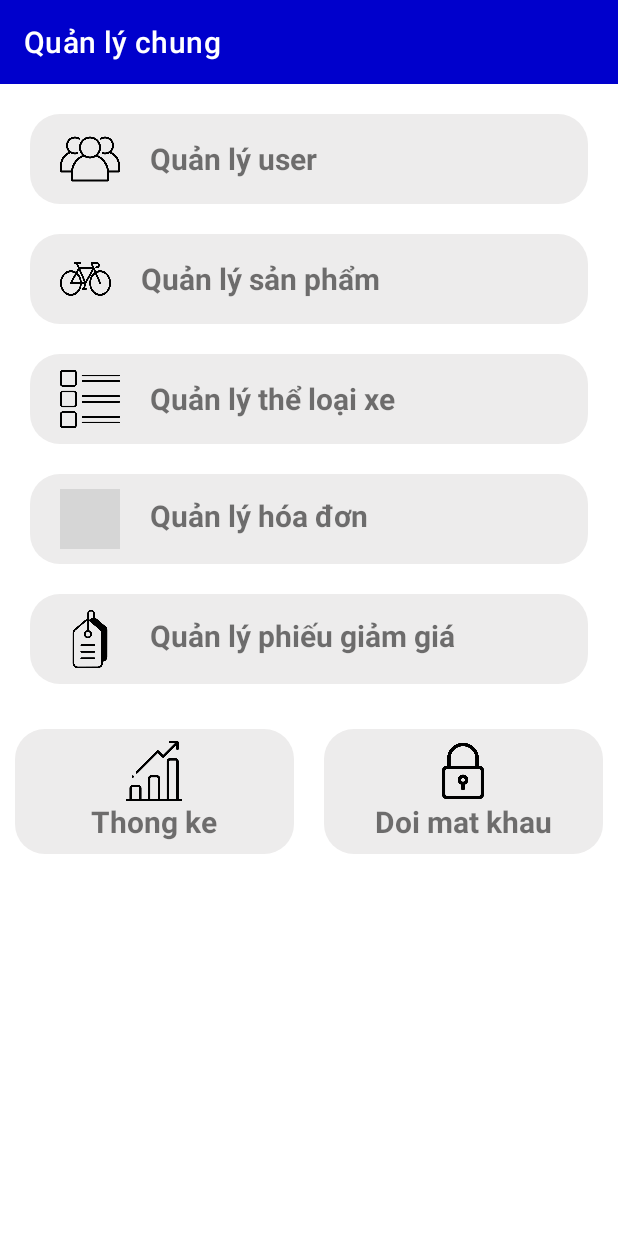
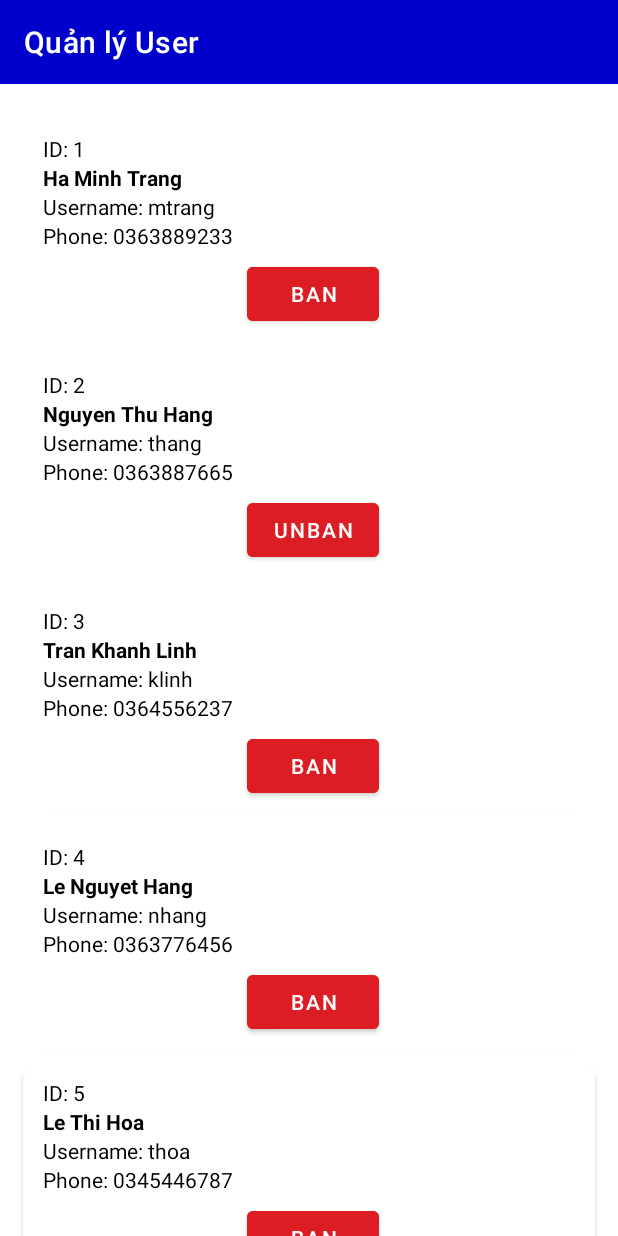
Before and after one commit to mtrangcp/UngdungBanXedap, an Android app: the AdminActivity screen opened directly, with no data from a screen before it, after a tap on "Quản lý user", on a phone screen of 412 x 824 dp. Run offline under Robolectric (Android 15) with nearby library versions, the phone set to English and light mode, and no system bars; grey boxes are pictures that could not be loaded.

Commit message:
crud_discount

```diff
--- a/app/src/main/AndroidManifest.xml
+++ b/app/src/main/AndroidManifest.xml
@@ -82,14 +82,16 @@
         </activity>
         <activity
             android:name=".chao.LoginActivity"
-            android:exported="false">
+            android:exported="false"
+            android:noHistory="true">
             <meta-data
                 android:name="android.app.lib_name"
                 android:value="" />
         </activity>
         <activity
             android:name=".chao.ChaoActivity"
-            android:exported="true">
+            android:exported="true"
+            android:noHistory="true">
             <meta-data
                 android:name="android.app.lib_name"
                 android:value="" />
--- a/app/src/main/java/tranghtmph26263/fpoly/ungdungbanxedap/adapter/ProductAdapter.java
+++ b/app/src/main/java/tranghtmph26263/fpoly/ungdungbanxedap/adapter/ProductAdapter.java
@@ -8,6 +8,7 @@ import android.graphics.Bitmap;
 import android.graphics.BitmapFactory;
 import android.net.Uri;
 import android.provider.MediaStore;
+import android.util.Log;
 import android.view.LayoutInflater;
 import android.view.View;
 import android.view.ViewGroup;
@@ -54,9 +55,10 @@ public class ProductAdapter extends RecyclerView.Adapter<ProductAdapter.ProductV
     public void onBindViewHolder(@NonNull ProductViewHolder holder, int position) {
         dao = new ProductDAO(context);
         Product obj = arrayList.get(position);
+        Log.d("zzzzz", "onBindViewHolder: "+ obj.toString());
         int index = position;
         byte[] avatar = obj.getAvatar();
-        Toast.makeText(context, "avatar: "+ avatar, Toast.LENGTH_SHORT).show();
+
         if ( obj == null){
             return;
         }
--- /dev/null
+++ b/app/src/main/java/tranghtmph26263/fpoly/ungdungbanxedap/adapter/UserAdapter.java
@@ -0,0 +1,93 @@
+package tranghtmph26263.fpoly.ungdungbanxedap.adapter;
+
+import android.content.Context;
+import android.view.LayoutInflater;
+import android.view.View;
+import android.view.ViewGroup;
+import android.widget.Button;
+import android.widget.TextView;
+
+import androidx.annotation.NonNull;
+import androidx.recyclerview.widget.RecyclerView;
+
+import java.util.ArrayList;
+
+import tranghtmph26263.fpoly.ungdungbanxedap.R;
+import tranghtmph26263.fpoly.ungdungbanxedap.dao.UserDAO;
+import tranghtmph26263.fpoly.ungdungbanxedap.entity.Category;
+import tranghtmph26263.fpoly.ungdungbanxedap.entity.User;
+
+public class UserAdapter extends RecyclerView.Adapter<UserAdapter.UserViewHolder>{
+    private Context context;
+    private ArrayList<User> arrayList;
+    UserDAO dao;
+
+    public UserAdapter( Context context, UserDAO dao){
+        this.context = context;
+        this.dao = dao;
+    }
+
+    public void setData(ArrayList<User> arrayList){
+        this.arrayList = arrayList;
+        notifyDataSetChanged();
+    }
+
+    @NonNull
+    @Override
+    public UserViewHolder onCreateViewHolder(@NonNull ViewGroup parent, int viewType) {
+        View view = LayoutInflater.from(parent.getContext()).inflate(R.layout.layout_item_user, parent, false);
+        return new UserViewHolder(view);
+    }
+
+    @Override
+    public void onBindViewHolder(@NonNull UserViewHolder holder, int position) {
+        dao = new UserDAO(context);
+        User obj = arrayList.get(position);
+        int index = position;
+
+        if ( obj == null){
+            return;
+        }
+        holder.tv_id.setText("ID: "+obj.getId());
+        holder.tv_fullName.setText(obj.getFullname());
+        holder.tv_userName.setText("Username: "+obj.getUsername());
+        holder.tv_phone.setText("Phone: "+obj.getPhone());
+
+        if ( obj.getActive() == 1){
+            holder.btn_ban.setText("Ban");
+        }else{
+            holder.btn_ban.setText("Unban");
+        }
+
+        holder.btn_ban.setOnClickListener(new View.OnClickListener() {
+            @Override
+            public void onClick(View view) {
+
+            }
+        });
+
+    }
+
+    @Override
+    public int getItemCount() {
+        if ( arrayList != null){
+            return arrayList.size();
+        }
+        return 0;
+    }
+
+
+    public class UserViewHolder extends RecyclerView.ViewHolder{
+        TextView tv_fullName, tv_userName, tv_id, tv_phone;
+        Button btn_ban;
+
+        public UserViewHolder(@NonNull View itemView) {
+            super(itemView);
+            tv_id = itemView.findViewById(R.id.id_user);
+            tv_userName = itemView.findViewById(R.id.id_username);
+            tv_phone = itemView.findViewById(R.id.id_phone);
+            tv_fullName = itemView.findViewById(R.id.id_fullname);
+            btn_ban = itemView.findViewById(R.id.btn_ban_user);
+        }
+    }
+}
--- a/app/src/main/java/tranghtmph26263/fpoly/ungdungbanxedap/admin/AdminActivity.java
+++ b/app/src/main/java/tranghtmph26263/fpoly/ungdungbanxedap/admin/AdminActivity.java
@@ -1,5 +1,6 @@
 package tranghtmph26263.fpoly.ungdungbanxedap.admin;
 
+import androidx.activity.OnBackPressedCallback;
 import androidx.appcompat.app.AppCompatActivity;
 import tranghtmph26263.fpoly.ungdungbanxedap.R;
 
@@ -7,9 +8,13 @@ import android.content.Intent;
 import android.os.Bundle;
 import android.view.View;
 import android.widget.TextView;
+import android.widget.Toast;
 
 public class AdminActivity extends AppCompatActivity {
     TextView tv_qly_user, tv_qly_category, tv_qly_product, tv_qly_bill,tv_qly_discount, tv_qly_thongKe, tv_changePass;
+
+    private static final int BACK_PRESS_INTERVAL = 2000;
+    private long backPressTime = 0;
 
     @Override
     protected void onCreate(Bundle savedInstanceState) {
@@ -20,7 +25,7 @@ public class AdminActivity extends AppCompatActivity {
         tv_qly_user.setOnClickListener(new View.OnClickListener() {
             @Override
             public void onClick(View view) {
-
+                startActivity(new Intent(AdminActivity.this, UserActivity.class));
             }
         });
         tv_qly_category.setOnClickListener(new View.OnClickListener() {
--- a/app/src/main/java/tranghtmph26263/fpoly/ungdungbanxedap/admin/CategoryActivity.java
+++ b/app/src/main/java/tranghtmph26263/fpoly/ungdungbanxedap/admin/CategoryActivity.java
@@ -35,7 +35,6 @@ public class CategoryActivity extends AppCompatActivity {
 
         adapter = new CategoryAdapter(CategoryActivity.this, dao);
         dao = new CategoryDAO(this);
-
         arrayList = dao.selectAll();
         adapter.setData(arrayList);
         LinearLayoutManager linearLayoutManager = new LinearLayoutManager(this, RecyclerView.VERTICAL, false);
--- a/app/src/main/java/tranghtmph26263/fpoly/ungdungbanxedap/admin/DiscountActivity.java
+++ b/app/src/main/java/tranghtmph26263/fpoly/ungdungbanxedap/admin/DiscountActivity.java
@@ -5,6 +5,7 @@ import androidx.recyclerview.widget.LinearLayoutManager;
 import androidx.recyclerview.widget.RecyclerView;
 
 import android.os.Bundle;
+import android.util.Log;
 import android.view.View;
 
 import com.google.android.material.floatingactionbutton.FloatingActionButton;
@@ -36,6 +37,10 @@ public class DiscountActivity extends AppCompatActivity {
         dao = new DiscountDAO(this);
 
         arrayList = dao.selectAll();
+        int i;
+        for (  i =0; i< arrayList.size(); i++){
+            Log.d("zzzzz", "id : "+ arrayList.get(i).getId() + " \n");
+        }
         adapter.setData(arrayList);
         LinearLayoutManager manager = new LinearLayoutManager(this, RecyclerView.VERTICAL, false);
         recyclerView.setLayoutManager(manager);
--- a/app/src/main/java/tranghtmph26263/fpoly/ungdungbanxedap/admin/UserActivity.java
+++ b/app/src/main/java/tranghtmph26263/fpoly/ungdungbanxedap/admin/UserActivity.java
@@ -1,14 +1,41 @@
 package tranghtmph26263.fpoly.ungdungbanxedap.admin;
 
 import androidx.appcompat.app.AppCompatActivity;
+import androidx.recyclerview.widget.LinearLayoutManager;
+import androidx.recyclerview.widget.RecyclerView;
+
 import tranghtmph26263.fpoly.ungdungbanxedap.R;
+import tranghtmph26263.fpoly.ungdungbanxedap.adapter.UserAdapter;
+import tranghtmph26263.fpoly.ungdungbanxedap.dao.UserDAO;
+import tranghtmph26263.fpoly.ungdungbanxedap.entity.User;
+
 import android.os.Bundle;
 
+import com.google.android.material.floatingactionbutton.FloatingActionButton;
+
+import java.util.ArrayList;
+
 public class UserActivity extends AppCompatActivity {
+    UserAdapter adapter;
+    ArrayList<User>  arrayList = new ArrayList<User>();
+    RecyclerView recyclerView;
+    UserDAO dao;
 
     @Override
     protected void onCreate(Bundle savedInstanceState) {
         super.onCreate(savedInstanceState);
         setContentView(R.layout.activity_user);
+
+        recyclerView = findViewById(R.id.id_qly_user);
+        recyclerView.setHasFixedSize(true);
+
+        adapter = new UserAdapter(UserActivity.this, dao);
+        dao = new UserDAO(this);
+        arrayList = dao.selectAll();
+        adapter.setData(arrayList);
+        LinearLayoutManager manager = new LinearLayoutManager(this, RecyclerView.VERTICAL, false);
+        recyclerView.setLayoutManager(manager);
+        recyclerView.setAdapter(adapter);
+
     }
 }
--- a/app/src/main/java/tranghtmph26263/fpoly/ungdungbanxedap/chao/ChaoActivity.java
+++ b/app/src/main/java/tranghtmph26263/fpoly/ungdungbanxedap/chao/ChaoActivity.java
@@ -26,9 +26,9 @@ public class ChaoActivity extends AppCompatActivity {
             public void run() {
                 Intent intent  = new Intent(ChaoActivity.this, LoginActivity.class);
                 startActivity(intent);
-
+                finish();
             }
-        }, 5000);
+        }, 1000);
 
     }
 }
--- a/app/src/main/java/tranghtmph26263/fpoly/ungdungbanxedap/dao/DiscountDAO.java
+++ b/app/src/main/java/tranghtmph26263/fpoly/ungdungbanxedap/dao/DiscountDAO.java
@@ -4,6 +4,7 @@ import android.content.ContentValues;
 import android.content.Context;
 import android.database.Cursor;
 import android.database.sqlite.SQLiteDatabase;
+import android.util.Log;
 
 import java.util.ArrayList;
 
@@ -44,6 +45,8 @@ public class DiscountDAO {
         contentValues.put("expiration_date", obj.getExpiration_date());
         contentValues.put("detail", obj.getDetail());
 
+        Log.d("zzzzz", "updateRow: "+ obj.getId());
+
         int res = db.update("discount",contentValues, "id = ?", new String[]{obj.getId()+""});
         return  res;
     }
@@ -74,13 +77,14 @@ public class DiscountDAO {
 
         if(cursor.moveToFirst()){
             while (!cursor.isAfterLast()){
+                int id = cursor.getInt(0);
                 String name= cursor.getString(1);
                 int value= cursor.getInt(2);
                 String batDau= cursor.getString(3);
                 String hetHan= cursor.getString(4);
                 String detail= cursor.getString(5);
 
-                listDiscount.add(new Discount(value, name, detail, batDau, hetHan));
+                listDiscount.add(new Discount(id,value, name, detail, batDau, hetHan));
                 cursor.moveToNext();
             }
         }
--- a/app/src/main/java/tranghtmph26263/fpoly/ungdungbanxedap/dao/UserDAO.java
+++ b/app/src/main/java/tranghtmph26263/fpoly/ungdungbanxedap/dao/UserDAO.java
@@ -107,5 +107,8 @@ public class UserDAO {
         return false;
     }
 
-
+    public int updateActive(User obj ){
+        int res = db.delete("user", "id = ?" , new String[] { obj.getId() +"" });
+        return  res;
+    }
 }
--- a/app/src/main/java/tranghtmph26263/fpoly/ungdungbanxedap/database/MyDbHelper.java
+++ b/app/src/main/java/tranghtmph26263/fpoly/ungdungbanxedap/database/MyDbHelper.java
@@ -22,7 +22,7 @@ public class MyDbHelper extends SQLiteOpenHelper {
         sqLiteDatabase.execSQL(sql);
 
 
-        sql = "create table product(id integer not null primary key autoincrement, name text not null unique, image blob ," +
+        sql = "create table product(id integer not null primary key autoincrement, name text not null unique, image blob not null ," +
                 " price integer not null, describe text, stock integer, import_date text, sold integer, category_id integer not null )";
         sqLiteDatabase.execSQL(sql);
 
--- a/app/src/main/res/layout/activity_user.xml
+++ b/app/src/main/res/layout/activity_user.xml
@@ -1,9 +1,28 @@
 <?xml version="1.0" encoding="utf-8"?>
-<androidx.constraintlayout.widget.ConstraintLayout xmlns:android="http://schemas.android.com/apk/res/android"
+<RelativeLayout xmlns:android="http://schemas.android.com/apk/res/android"
     xmlns:app="http://schemas.android.com/apk/res-auto"
     xmlns:tools="http://schemas.android.com/tools"
     android:layout_width="match_parent"
     android:layout_height="match_parent"
-    tools:context=".admin.UserActivity">
+    android:orientation="vertical"
+    tools:context=".admin.CategoryActivity">
 
-</androidx.constraintlayout.widget.ConstraintLayout>
+    <androidx.appcompat.widget.Toolbar
+        android:id="@+id/id_toolbar_qlyTheLoai"
+        app:title="Quản lý User"
+        app:titleTextColor="@color/white"
+        android:background="@color/xanh"
+        android:layout_width="match_parent"
+        android:layout_height="?attr/actionBarSize">
+    </androidx.appcompat.widget.Toolbar>
+
+    <androidx.recyclerview.widget.RecyclerView
+        android:id="@+id/id_qly_user"
+        android:layout_marginTop="20dp"
+        android:layout_below="@id/id_toolbar_qlyTheLoai"
+        android:layout_width="match_parent"
+        android:layout_height="wrap_content"
+        android:layout_marginLeft="10dp"
+        android:layout_marginRight="10dp" />
+
+</RelativeLayout>
--- a/app/src/main/res/layout/dialog_add_product.xml
+++ b/app/src/main/res/layout/dialog_add_product.xml
@@ -47,10 +47,7 @@
                     android:layout_width="40dp"
                     android:layout_height="40dp"
                     />
-
             </LinearLayout>
-
-
 
             <com.google.android.material.textfield.TextInputLayout
                 android:layout_width="match_parent"
--- /dev/null
+++ b/app/src/main/res/layout/layout_item_user.xml
@@ -0,0 +1,58 @@
+<?xml version="1.0" encoding="utf-8"?>
+<androidx.cardview.widget.CardView xmlns:android="http://schemas.android.com/apk/res/android"
+    xmlns:tools="http://schemas.android.com/tools"
+    android:layout_width="match_parent"
+    android:layout_height="wrap_content"
+    xmlns:app="http://schemas.android.com/apk/res-auto"
+    app:cardCornerRadius="10dp"
+    android:layout_margin="5dp">
+
+    <LinearLayout
+        android:padding="8dp"
+        android:orientation="vertical"
+        android:layout_width="match_parent"
+        android:layout_marginLeft="5dp"
+        android:layout_height="wrap_content">
+
+        <TextView
+            android:id="@+id/id_user"
+            android:layout_width="wrap_content"
+            android:layout_height="wrap_content"
+            android:hint="Mã user"
+            android:textColor="@color/black" />
+
+        <TextView
+            android:id="@+id/id_fullname"
+            android:layout_width="wrap_content"
+            android:layout_height="wrap_content"
+            android:layout_weight="3"
+            android:textStyle="bold"
+            android:textColor="@color/black"
+            android:hint="Fullname"/>
+        <TextView
+            android:id="@+id/id_username"
+            android:layout_width="wrap_content"
+            android:layout_height="wrap_content"
+            android:layout_weight="3"
+            android:textColor="@color/black"
+            android:hint="Usernam:"/>
+        <TextView
+            android:id="@+id/id_phone"
+            android:layout_width="wrap_content"
+            android:layout_height="wrap_content"
+            android:layout_weight="3"
+            android:textColor="@color/black"
+            android:hint="Phone number:"/>
+
+        <Button
+            android:id="@+id/btn_ban_user"
+            android:layout_marginTop="5dp"
+            android:layout_width="wrap_content"
+            android:layout_height="wrap_content"
+            android:layout_gravity="center"
+            android:backgroundTint="#DC1D24"
+            android:text="Ban" />
+
+    </LinearLayout>
+
+</androidx.cardview.widget.CardView>
```
Also changed, not shown: app/src/main/java/tranghtmph26263/fpoly/ungdungbanxedap/adapter/DiscountAdapter.java (+11 -9 lines), app/src/main/java/tranghtmph26263/fpoly/ungdungbanxedap/admin/ChangePasswordActivity.java (+5 -2 lines), app/src/main/java/tranghtmph26263/fpoly/ungdungbanxedap/admin/ProductActivity.java (+15 -5 lines), app/src/main/java/tranghtmph26263/fpoly/ungdungbanxedap/chao/LoginActivity.java (+17 -40 lines), app/src/main/java/tranghtmph26263/fpoly/ungdungbanxedap/dao/ProductDAO.java (+37 -19 lines), app/src/main/java/tranghtmph26263/fpoly/ungdungbanxedap/entity/Product.java (+16 -0 lines).
